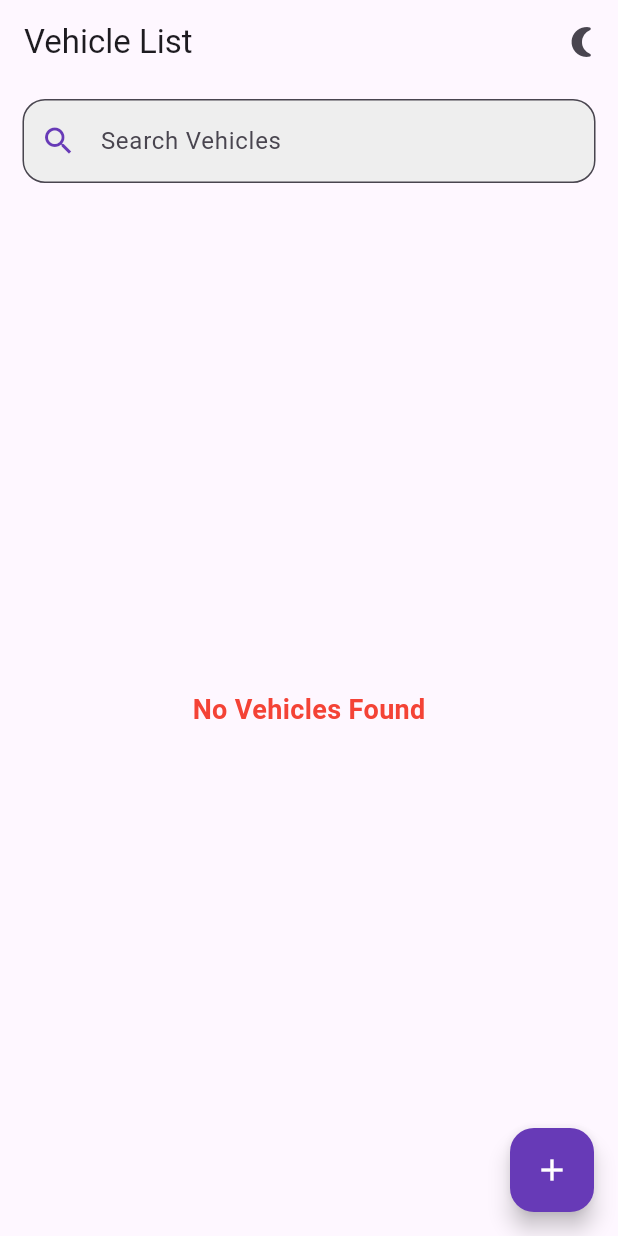
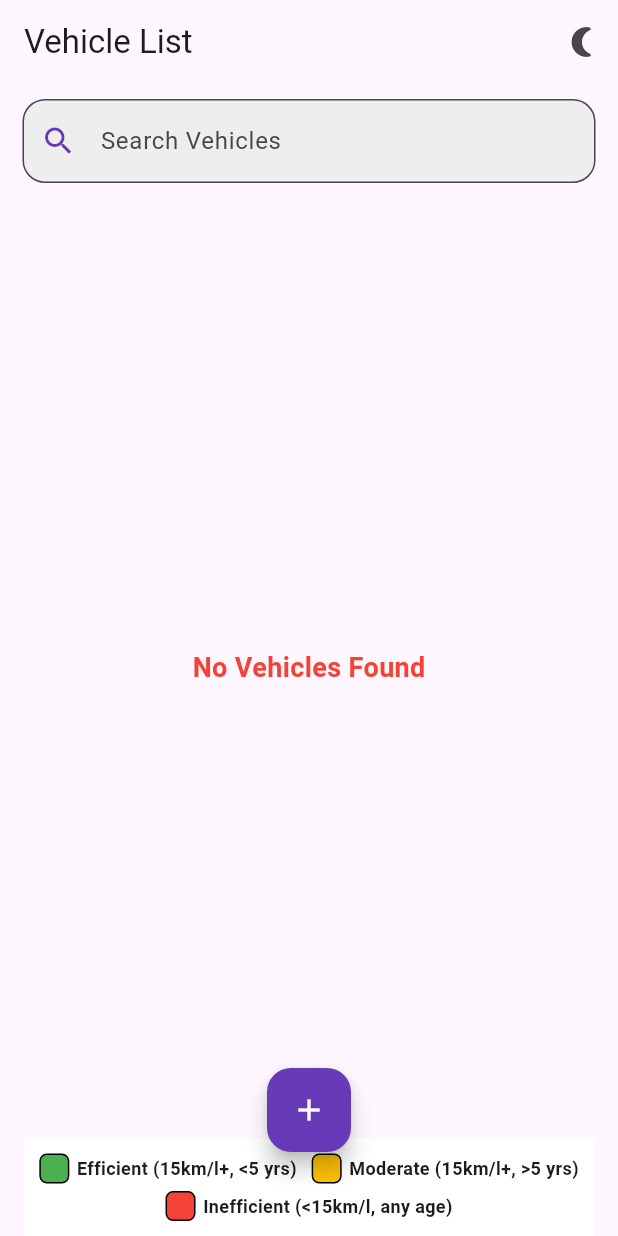
Before and after one commit to Fardhin/flutter-vehicle-app, a Flutter app: the screen it shows after launch, on a phone screen of 412 x 824 dp. Run offline on Flutter 3.47's test engine with Material 3 defaults, Android fonts, the phone set to English and light mode, and no system bars; our stand-ins replace cloud_firestore, firebase_core; accounts and stored records are empty.

Commit message:
Updated HomeScreen UI and fixed FAB position

```diff
--- a/lib/home_screen.dart
+++ b/lib/home_screen.dart
@@ -25,11 +25,11 @@ class HomeScreen extends StatelessWidget {
           ),
         ],
       ),
-      body: Padding(
+      body: Column(
+        children: [
+          Padding(
             padding: const EdgeInsets.symmetric(horizontal: 15, vertical: 10),
-        child: Column(
-          children: [
-            TextField(
+            child: TextField(
               decoration: InputDecoration(
                 labelText: "Search Vehicles",
                 prefixIcon: const Icon(Icons.search, color: Colors.deepPurple),
@@ -41,7 +41,7 @@ class HomeScreen extends StatelessWidget {
               ),
               onChanged: (value) => provider.setSearchQuery(value),
             ),
-            const SizedBox(height: 10),
+          ),
           Expanded(
             child: filteredVehicles.isEmpty
                 ? const Center(
@@ -63,7 +63,8 @@ class HomeScreen extends StatelessWidget {
                     borderRadius: BorderRadius.circular(15),
                   ),
                   color: provider.getVehicleColor(vehicle),
-                    margin: const EdgeInsets.symmetric(vertical: 8),
+                  margin: const EdgeInsets.symmetric(
+                      vertical: 8, horizontal: 10),
                   child: ListTile(
                     contentPadding: const EdgeInsets.all(15),
                     title: Text(
@@ -74,14 +75,13 @@ class HomeScreen extends StatelessWidget {
                       ),
                     ),
                     subtitle: Text(
-                        "Mileage: ${vehicle['mileage']} km/l",
+                      "Mileage: ${vehicle['mileage']} km/l\nYear: ${vehicle['year']}",
                       style: const TextStyle(fontSize: 16),
                     ),
                     trailing: IconButton(
                       icon: const Icon(Icons.delete, color: Colors.black),
                       onPressed: () {
                         provider.deleteVehicle(vehicle['id']);
-
                       },
                     ),
                   ),
@@ -89,15 +89,59 @@ class HomeScreen extends StatelessWidget {
               },
             ),
           ),
+
+          /// 🔲 Fixed Legend Bar for Color Meaning
+          Container(
+            padding: const EdgeInsets.all(10),
+            color: Colors.white,
+            child: Wrap(
+              alignment: WrapAlignment.center,
+              spacing: 10, // Space between boxes horizontally
+              runSpacing: 5, // Space between rows when wrapping
+              children: [
+                _buildColorLegend(Colors.green, "Efficient (15km/l+, <5 yrs)"),
+                _buildColorLegend(Colors.amber, "Moderate (15km/l+, >5 yrs)"),
+                _buildColorLegend(Colors.red, "Inefficient (<15km/l, any age)"),
               ],
             ),
           ),
-      floatingActionButton: FloatingActionButton(
+        ],
+      ),
+
+      /// 🔼 Adjusted FAB Position (Moved Slightly Up)
+      floatingActionButtonLocation: FloatingActionButtonLocation.centerFloat,
+      floatingActionButton: Padding(
+        padding: const EdgeInsets.only(bottom: 40), // Moves FAB slightly up
+        child: FloatingActionButton(
           onPressed: () => openAddVehicleDialog(context),
           tooltip: 'Add Vehicle',
           backgroundColor: Colors.deepPurple,
           child: const Icon(Icons.add, color: Colors.white),
         ),
+      ),
+    );
+  }
+
+  /// 🟩🟨🟥 Helper Widget for Color Legend
+  Widget _buildColorLegend(Color color, String text) {
+    return Row(
+      mainAxisSize: MainAxisSize.min, // Keeps items compact
+      children: [
+        Container(
+          width: 20,
+          height: 20,
+          decoration: BoxDecoration(
+            color: color,
+            borderRadius: BorderRadius.circular(5),
+            border: Border.all(color: Colors.black, width: 1),
+          ),
+        ),
+        const SizedBox(width: 5),
+        Text(
+          text,
+          style: const TextStyle(fontSize: 12, fontWeight: FontWeight.bold),
+        ),
+      ],
     );
   }
 }
```
Also changed, not shown: assets/add_vehicle.png (added), assets/home.png (added), assets/search.png (added), 1 other file. Lines whose indentation alone changed are shown as unchanged.
